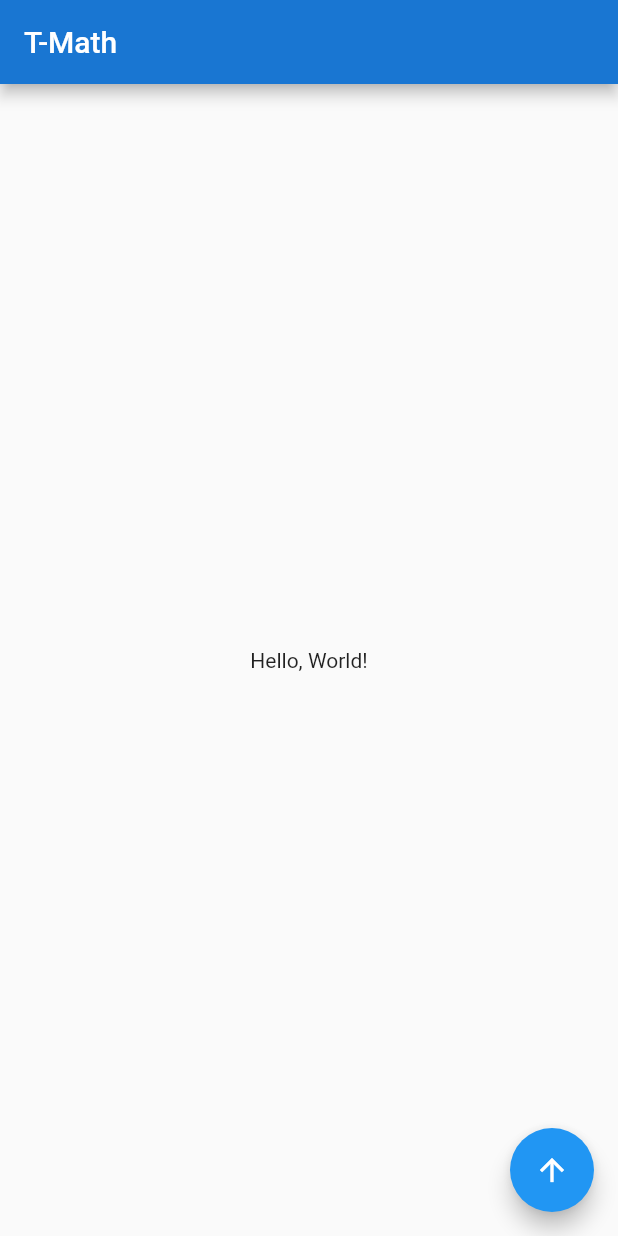
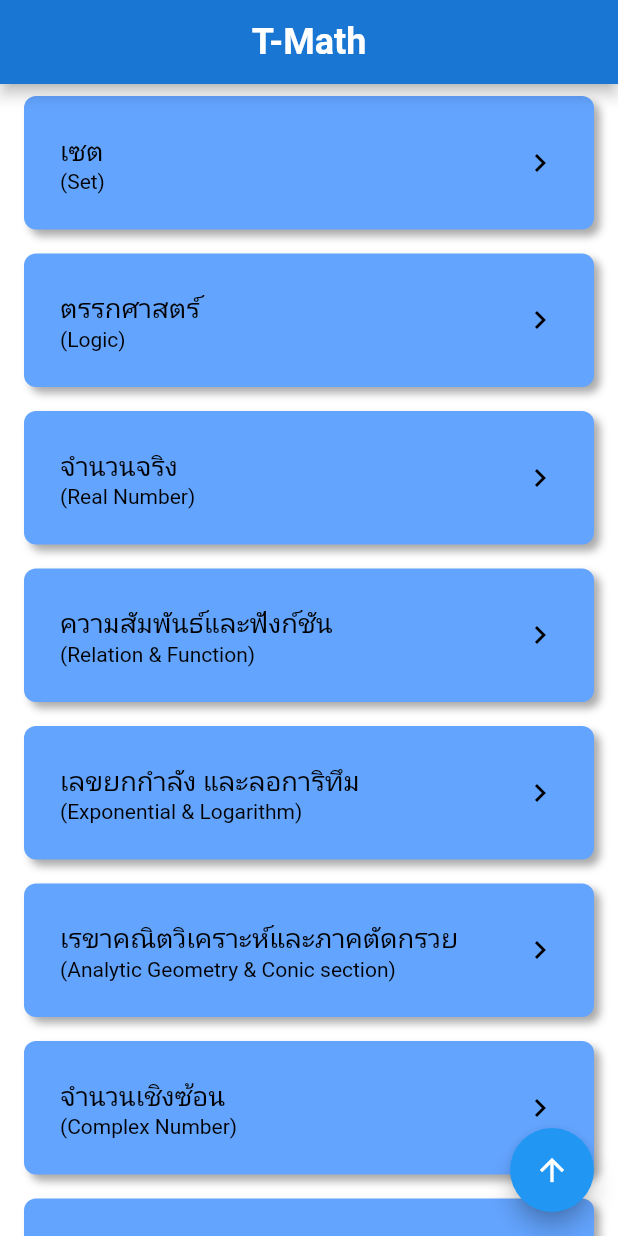
Before and after one commit to songpola/t_math, a Flutter app: the screen it shows after launch, on a phone screen of 412 x 824 dp. Run offline on Flutter 3.47's test engine with Material 2 defaults, Android fonts, the phone set to English and light mode, and no system bars; our stand-ins replace flutter_svg, google_fonts; Roboto replaces fonts that are missing (Kanit).

Commit message:
Create HomePage

```diff
--- a/lib/main.dart
+++ b/lib/main.dart
@@ -1,4 +1,6 @@
 import 'package:flutter/material.dart';
+import 'package:flutter_svg/flutter_svg.dart';
+import 'package:google_fonts/google_fonts.dart';
 
 void main() {
   runApp(MainApp());
@@ -10,9 +12,34 @@ class MainApp extends StatelessWidget {
     return MaterialApp(
       title: 'T-Math',
       theme: ThemeData(
+        cardColor: Color(0xFF63A4FF),
+        brightness: Brightness.dark,
         primaryColor: Colors.blue[700],
+        scaffoldBackgroundColor: Colors.white,
+        floatingActionButtonTheme: FloatingActionButtonThemeData(
+          backgroundColor: Theme.of(context).primaryColor,
+          foregroundColor: Colors.white,
+        ),
+        textTheme: GoogleFonts.kanitTextTheme(
+          Theme.of(context).textTheme.copyWith(
+                headline5: TextStyle(
+                  color: Colors.white,
+                  fontSize: 24.0,
+                  fontWeight: FontWeight.bold,
+                ),
+                headline4: TextStyle(
+                  color: Colors.black,
+                  fontSize: 18.0,
+                ),
+                headline3: TextStyle(
+                  color: Colors.black,
+                  fontSize: 14.0,
+                ),
+              ),
+        ),
       ),
       home: HomePage(title: 'T-Math'),
+      debugShowCheckedModeBanner: false,
     );
   }
 }
@@ -27,13 +54,80 @@ class HomePage extends StatefulWidget {
 }
 
 class _HomePageState extends State<HomePage> {
-
   @override
   Widget build(BuildContext context) {
     return Scaffold(
-      appBar: AppBar(title: Text(widget.title)),
-      body: Center(
-        child: Text("Hello, World!"),
+      appBar: AppBar(
+        title: Center(
+          child: Text(
+            widget.title,
+            style: Theme.of(context).textTheme.headline5,
+          ),
+        ),
+      ),
+      body: SafeArea(
+        child: SingleChildScrollView(
+          child: Column(
+            children: [
+              _UnitNameItem(
+                title: "เซต",
+                subtitle: "Set",
+              ),
+              _UnitNameItem(
+                title: "ตรรกศาสตร์",
+                subtitle: "Logic",
+              ),
+              _UnitNameItem(
+                title: "จำนวนจริง",
+                subtitle: "Real Number",
+              ),
+              _UnitNameItem(
+                title: "ความสัมพันธ์และฟังก์ชัน",
+                subtitle: "Relation & Function",
+              ),
+              _UnitNameItem(
+                title: "เลขยกกำลัง และลอการิทึม",
+                subtitle: "Exponential & Logarithm",
+              ),
+              _UnitNameItem(
+                title: "เรขาคณิตวิเคราะห์และภาคตัดกรวย",
+                subtitle: "Analytic Geometry & Conic section",
+              ),
+              _UnitNameItem(
+                title: "จำนวนเชิงซ้อน",
+                subtitle: "Complex Number",
+              ),
+              _UnitNameItem(
+                title: "ตรีโกณมิติ",
+                subtitle: "Trigonometry",
+              ),
+              _UnitNameItem(
+                title: "เมทริกซ์",
+                subtitle: "Matrix",
+              ),
+              _UnitNameItem(
+                title: "เวกเตอร์",
+                subtitle: "Vector",
+              ),
+              _UnitNameItem(
+                title: "ความน่าจะเป็น",
+                subtitle: "Probability",
+              ),
+              _UnitNameItem(
+                title: "ลำดับอนุกรม",
+                subtitle: "Sequence & Series",
+              ),
+              _UnitNameItem(
+                title: "แคลคูลัส",
+                subtitle: "Calculus",
+              ),
+              _UnitNameItem(
+                title: "สถิติ",
+                subtitle: "Statistics",
+              ),
+            ],
+          ),
+        ),
       ),
       floatingActionButton: FloatingActionButton(
         onPressed: () {},
@@ -43,3 +137,62 @@ class _HomePageState extends State<HomePage> {
     );
   }
 }
+
+class _UnitNameItem extends StatelessWidget {
+  final String title;
+  final String subtitle;
+  final String imageAsset;
+
+  const _UnitNameItem({
+    Key key,
+    this.title,
+    this.subtitle,
+    this.imageAsset,
+  }) : super(key: key);
+
+  @override
+  Widget build(BuildContext context) {
+    return Container(
+      margin: const EdgeInsets.symmetric(
+        vertical: 8.0,
+        horizontal: 16.0,
+      ),
+      padding: const EdgeInsets.all(24.0),
+      decoration: BoxDecoration(
+        color: Theme.of(context).cardColor,
+        borderRadius: const BorderRadius.all(
+          const Radius.circular(8.0),
+        ),
+        boxShadow: [
+          BoxShadow(
+            color: Color(0xFFAAAAAA),
+            offset: const Offset(4.0, 4.0),
+            blurRadius: 4.0,
+          ),
+        ],
+      ),
+      child: Row(
+        mainAxisAlignment: MainAxisAlignment.spaceBetween,
+        children: [
+          Column(
+            crossAxisAlignment: CrossAxisAlignment.start,
+            children: [
+              Text(
+                title,
+                style: Theme.of(context).textTheme.headline4,
+              ),
+              Text(
+                "($subtitle)",
+                style: Theme.of(context).textTheme.headline3,
+              ),
+            ],
+          ),
+          Icon(
+            Icons.keyboard_arrow_right,
+            color: Colors.black,
+          )
+        ],
+      ),
+    );
+  }
+}
```
